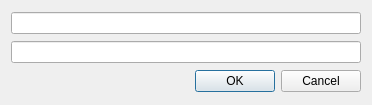
This is Apps/ManagePanel/src/gui/dialogs/serveradddialog.ui in VinTRiZz/RemoteObjectDetector as Qt 5 draws it before an edit. The edited form follows.
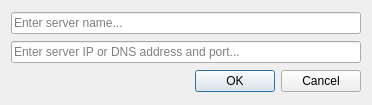
This is the edited form.

What changed in the file:
```diff
--- a/Apps/ManagePanel/src/gui/dialogs/serveradddialog.ui
+++ b/Apps/ManagePanel/src/gui/dialogs/serveradddialog.ui
@@ -15,10 +15,18 @@
   </property>
   <layout class="QVBoxLayout" name="verticalLayout">
    <item>
-    <widget class="QLineEdit" name="lineEditServerName"/>
+    <widget class="QLineEdit" name="lineEditServerName">
+     <property name="placeholderText">
+      <string>Enter server name...</string>
+     </property>
+    </widget>
    </item>
    <item>
-    <widget class="QLineEdit" name="lineEditServerAddress"/>
+    <widget class="QLineEdit" name="lineEditServerAddress">
+     <property name="placeholderText">
+      <string>Enter server IP or DNS address and port...</string>
+     </property>
+    </widget>
    </item>
    <item>
     <widget class="QDialogButtonBox" name="buttonBox">
```
